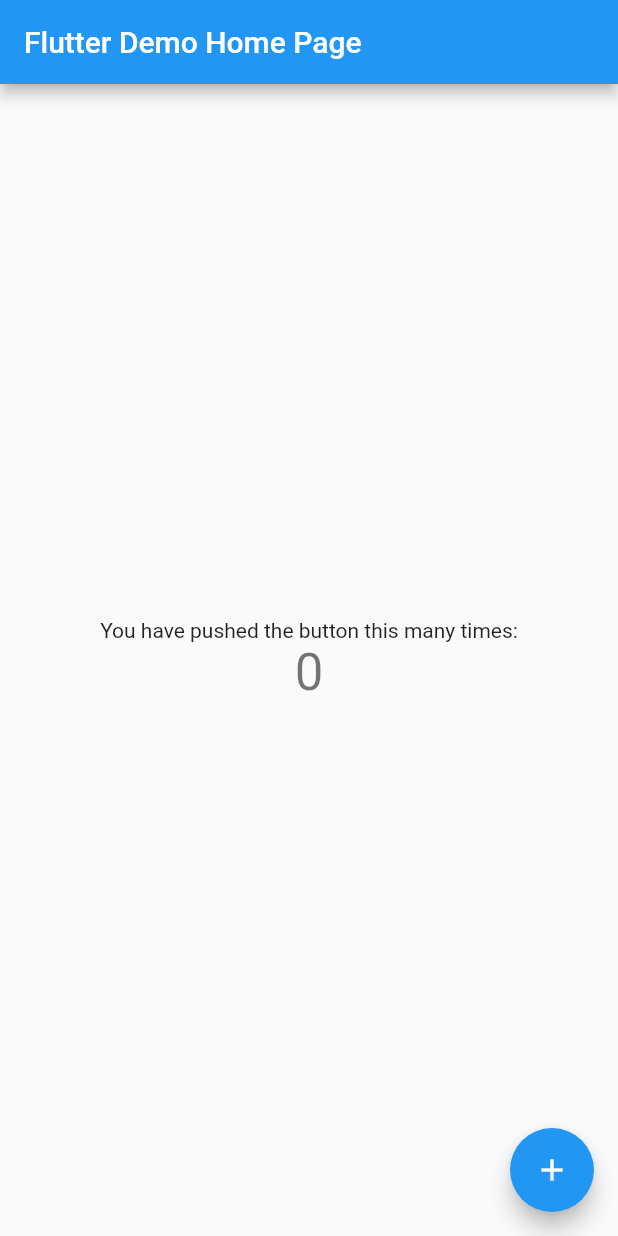
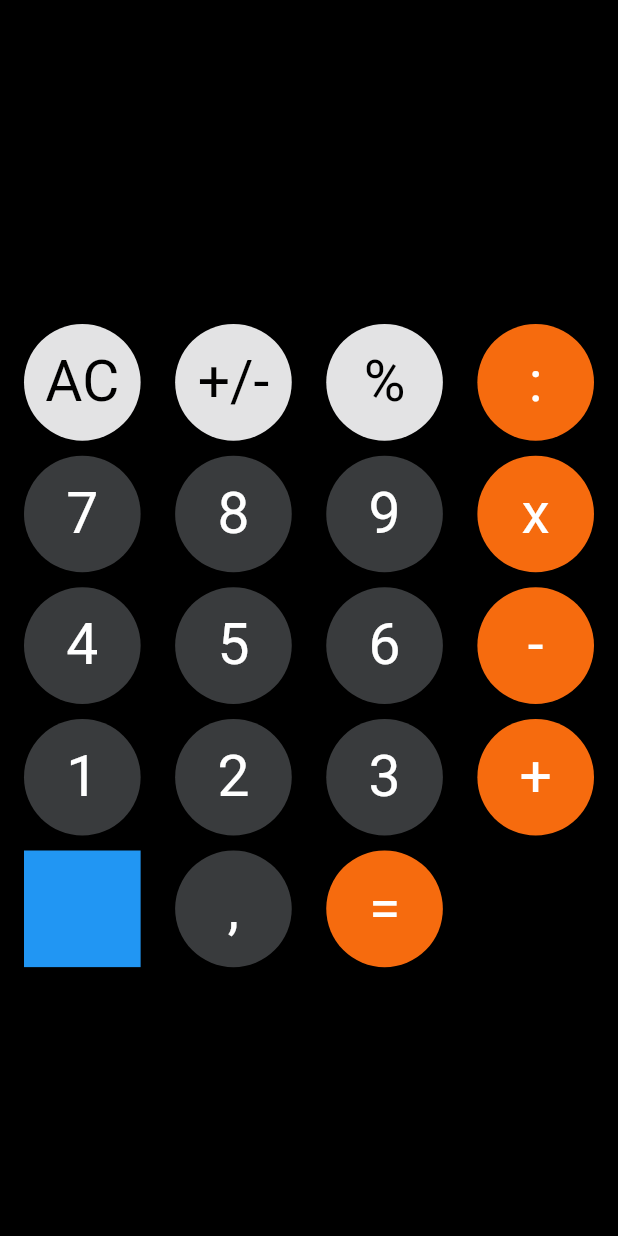
Before and after one commit to haisang2011/calculator_flutter, a Flutter app: the screen it shows after launch, on a phone screen of 412 x 824 dp. Run offline on Flutter 3.47's test engine with Material 2 defaults, Android fonts, the phone set to English and light mode, and no system bars.

Commit message:
Create structure folder, Widgets UI

```diff
--- /dev/null
+++ b/lib/calculator/calculator.dart
@@ -0,0 +1 @@
+export 'view/calculator_page.dart';
--- /dev/null
+++ b/lib/calculator/model/calculator_model.dart
@@ -0,0 +1,28 @@
+import 'package:flutter/material.dart';
+
+class CalculatorModel {
+  final String text;
+  final Color backgroundColor;
+  final Color textColor;
+
+  const CalculatorModel({
+    required this.text,
+    required this.textColor,
+    required this.backgroundColor
+  });
+
+  const CalculatorModel.defaultCalculator({
+    required this.text
+  }): backgroundColor = const Color(0xff393b3d),
+      textColor = Colors.white;
+
+  const CalculatorModel.secondCalculator({
+    required this.text
+  }): backgroundColor = const Color(0xffF66B0E),
+      textColor = Colors.white;
+
+  const CalculatorModel.thirdCalculator({
+    required this.text
+  }): backgroundColor = const Color(0xffe3e3e4),
+      textColor = Colors.black;
+}
--- /dev/null
+++ b/lib/calculator/view/calculator_page.dart
@@ -0,0 +1,93 @@
+import 'package:calculator_app/calculator/model/calculator_model.dart';
+import 'package:flutter/material.dart';
+
+class CalculatorPage extends StatelessWidget {
+  const CalculatorPage({super.key});
+
+  @override
+  Widget build(BuildContext context) {
+    final ThemeData themeData = Theme.of(context);
+    return Scaffold(
+      body: Container(
+        width: double.infinity,
+        height: double.infinity,
+        color: themeData.primaryColor,
+        child: Column(
+          children: [
+            Container(
+              height: 200,
+              width: double.infinity,
+            ),
+            _GridView()
+          ],
+        ),
+      ),
+    );
+  }
+}
+
+class _GridView extends StatelessWidget {
+  _GridView({
+    super.key,
+  });
+
+  List<CalculatorModel> listCalculatorModel = const [
+    CalculatorModel.thirdCalculator(text: 'AC'),
+    CalculatorModel.thirdCalculator(text: '+/-'),
+    CalculatorModel.thirdCalculator(text: '%'),
+    CalculatorModel.secondCalculator(text: ':'),
+    CalculatorModel.defaultCalculator(text: '7'),
+    CalculatorModel.defaultCalculator(text: '8'),
+    CalculatorModel.defaultCalculator(text: '9'),
+    CalculatorModel.secondCalculator(text: 'x'),
+    CalculatorModel.defaultCalculator(text: '4'),
+    CalculatorModel.defaultCalculator(text: '5'),
+    CalculatorModel.defaultCalculator(text: '6'),
+    CalculatorModel.secondCalculator(text: '-'),
+    CalculatorModel.defaultCalculator(text: '1'),
+    CalculatorModel.defaultCalculator(text: '2'),
+    CalculatorModel.defaultCalculator(text: '3'),
+    CalculatorModel.secondCalculator(text: '+'),
+    CalculatorModel.defaultCalculator(text: '0'),
+    CalculatorModel.defaultCalculator(text: ','),
+    CalculatorModel.secondCalculator(text: '='),
+  ];
+
+  Widget renderCell(CalculatorModel calculatorModel) {
+    return Container(
+      decoration: BoxDecoration(
+        shape: BoxShape.circle,
+        color: calculatorModel.backgroundColor,
+      ),
+      child: Center(
+          child: Text(
+        calculatorModel.text,
+        style: TextStyle(
+            color: calculatorModel.textColor,
+            fontSize: 38,
+            fontWeight: FontWeight.w400),
+      )),
+    );
+  }
+
+  @override
+  Widget build(BuildContext context) {
+    return Container(
+      width: double.infinity,
+      height: 459,
+      child: GridView.count(
+          padding: const EdgeInsets.all(16),
+          crossAxisCount: 4,
+          crossAxisSpacing: 23,
+          mainAxisSpacing: 10,
+          children: List.generate(listCalculatorModel.length,
+              (index) {
+                if (index == 16) {
+                  return Container(color: Colors.blue, width: 500,);
+                } else {
+                  return renderCell(listCalculatorModel[index]);
+                }
+              })),
+    );
+  }
+}
--- a/lib/main.dart
+++ b/lib/main.dart
@@ -1,4 +1,5 @@
 import 'package:flutter/material.dart';
+import 'calculator/calculator.dart';
 
 void main() {
   runApp(const MyApp());
@@ -12,104 +13,12 @@ class MyApp extends StatelessWidget {
   Widget build(BuildContext context) {
     return MaterialApp(
       title: 'Flutter Demo',
+      debugShowCheckedModeBanner: false,
       theme: ThemeData(
-        // This is the theme of your application.
-        //
-        // Try running your application with "flutter run". You'll see the
-        // application has a blue toolbar. Then, without quitting the app, try
-        // changing the primarySwatch below to Colors.green and then invoke
-        // "hot reload" (press "r" in the console where you ran "flutter run",
-        // or simply save your changes to "hot reload" in a Flutter IDE).
-        // Notice that the counter didn't reset back to zero; the application
-        // is not restarted.
-        primarySwatch: Colors.blue,
+        primarySwatch: Colors.pink,
+        primaryColor: Colors.black,
       ),
-      home: const MyHomePage(title: 'Flutter Demo Home Page'),
+      home: SafeArea(child: CalculatorPage()),
     );
   }
 }
-
-class MyHomePage extends StatefulWidget {
-  const MyHomePage({super.key, required this.title});
-
-  // This widget is the home page of your application. It is stateful, meaning
-  // that it has a State object (defined below) that contains fields that affect
-  // how it looks.
-
-  // This class is the configuration for the state. It holds the values (in this
-  // case the title) provided by the parent (in this case the App widget) and
-  // used by the build method of the State. Fields in a Widget subclass are
-  // always marked "final".
-
-  final String title;
-
-  @override
-  State<MyHomePage> createState() => _MyHomePageState();
-}
-
-class _MyHomePageState extends State<MyHomePage> {
-  int _counter = 0;
-
-  void _incrementCounter() {
-    setState(() {
-      // This call to setState tells the Flutter framework that something has
-      // changed in this State, which causes it to rerun the build method below
-      // so that the display can reflect the updated values. If we changed
-      // _counter without calling setState(), then the build method would not be
-      // called again, and so nothing would appear to happen.
-      _counter++;
-    });
-  }
-
-  @override
-  Widget build(BuildContext context) {
-    // This method is rerun every time setState is called, for instance as done
-    // by the _incrementCounter method above.
-    //
-    // The Flutter framework has been optimized to make rerunning build methods
-    // fast, so that you can just rebuild anything that needs updating rather
-    // than having to individually change instances of widgets.
-    return Scaffold(
-      appBar: AppBar(
-        // Here we take the value from the MyHomePage object that was created by
-        // the App.build method, and use it to set our appbar title.
-        title: Text(widget.title),
-      ),
-      body: Center(
-        // Center is a layout widget. It takes a single child and positions it
-        // in the middle of the parent.
-        child: Column(
-          // Column is also a layout widget. It takes a list of children and
-          // arranges them vertically. By default, it sizes itself to fit its
-          // children horizontally, and tries to be as tall as its parent.
-          //
-          // Invoke "debug painting" (press "p" in the console, choose the
-          // "Toggle Debug Paint" action from the Flutter Inspector in Android
-          // Studio, or the "Toggle Debug Paint" command in Visual Studio Code)
-          // to see the wireframe for each widget.
-          //
-          // Column has various properties to control how it sizes itself and
-          // how it positions its children. Here we use mainAxisAlignment to
-          // center the children vertically; the main axis here is the vertical
-          // axis because Columns are vertical (the cross axis would be
-          // horizontal).
-          mainAxisAlignment: MainAxisAlignment.center,
-          children: <Widget>[
-            const Text(
-              'You have pushed the button this many times:',
-            ),
-            Text(
-              '$_counter',
-              style: Theme.of(context).textTheme.headlineMedium,
-            ),
-          ],
-        ),
-      ),
-      floatingActionButton: FloatingActionButton(
-        onPressed: _incrementCounter,
-        tooltip: 'Increment',
-        child: const Icon(Icons.add),
-      ), // This trailing comma makes auto-formatting nicer for build methods.
-    );
-  }
-}
--- a/pubspec.yaml
+++ b/pubspec.yaml
@@ -28,8 +28,10 @@ environment:
 # the latest version available on pub.dev. To see which dependencies have newer
 # versions available, run `flutter pub outdated`.
 dependencies:
+  bloc: ^8.1.0
   flutter:
     sdk: flutter
+  flutter_bloc: ^8.1.1
 
 
   # The following adds the Cupertino Icons font to your application.
```
Also changed, not shown: pubspec.lock.
